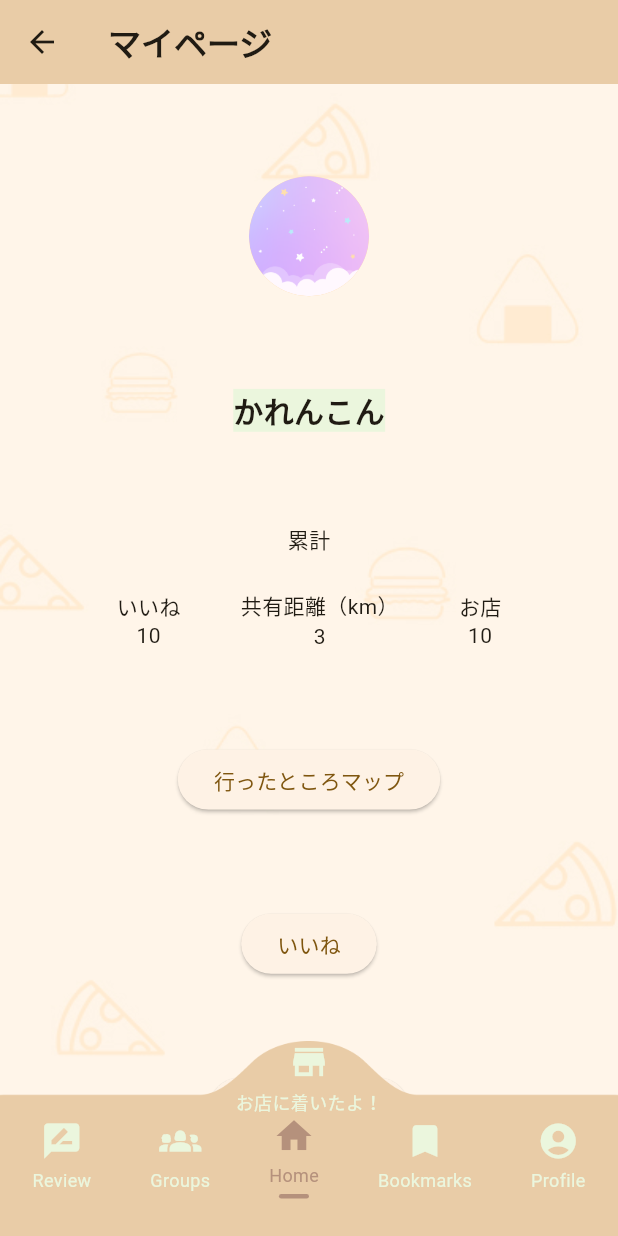
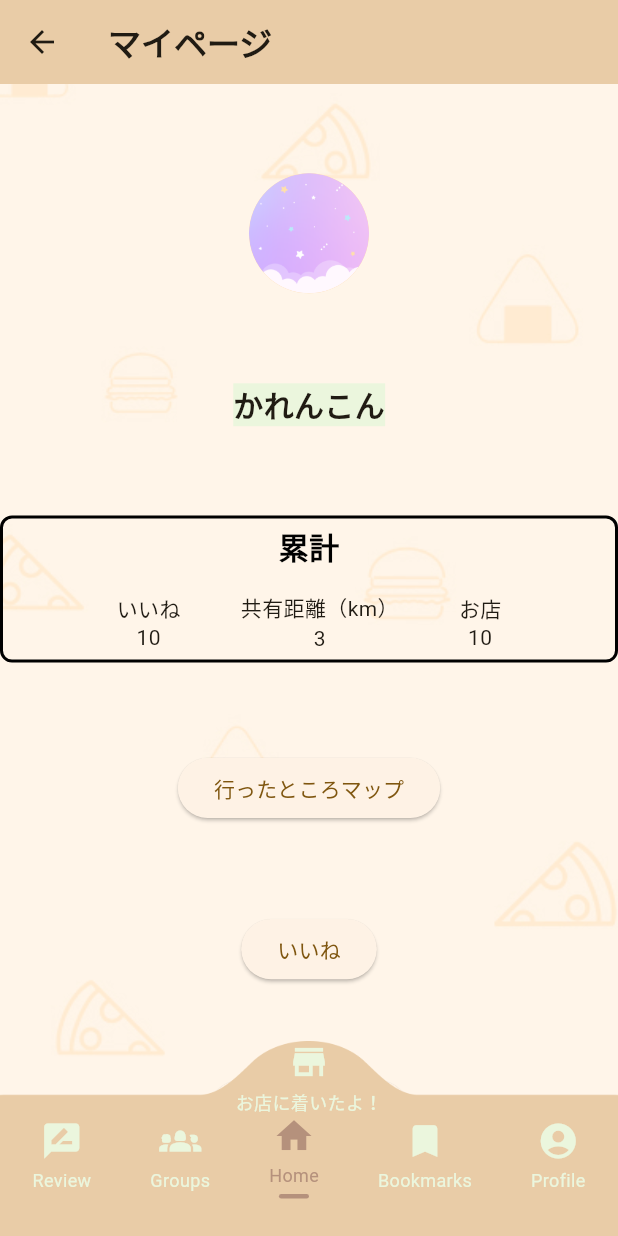
Before and after one commit to Doremifa-donuts/foodshuffle, a Flutter app: the MyPage screen opened directly, on a phone screen of 412 x 824 dp. Run offline on Flutter 3.47's test engine with Material 3 defaults, Android fonts, the phone set to English and light mode, and no system bars; our stand-ins replace appinio_swiper, flutter_riverpod, freezed_annotation; Roboto replaces fonts that are missing (uzura).

Commit message:
update 累計　枠　未

```diff
--- a/lib/screens/my_page.dart
+++ b/lib/screens/my_page.dart
@@ -104,10 +104,27 @@ class MyPage extends ConsumerWidget {
                       ),
                     ),
 
-                    // 累計情報
-                    Column(children: [
-                      const Text('累計'),
-                      const SizedBox(height: 24),
+                    Container(
+                      padding: const EdgeInsets.all(4), // 全体の内側余白
+                      decoration: BoxDecoration(
+                        border: Border.all(
+                            color: Colors.black, width: 2), // 外枠のボーダー
+                        borderRadius: BorderRadius.circular(8), // 角丸
+                      ),
+                      child: Stack(
+                        alignment: Alignment.center, // 中央揃え
+                        children: [
+                          Column(
+                            children: [
+                              const Text(
+                                '累計',
+                                style: TextStyle(
+                                  fontSize: 20,
+                                  fontWeight: FontWeight.bold,
+                                  color: Colors.black,
+                                ),
+                              ),
+                              const SizedBox(height: 16), // 累計を重ねた部分の余白調整
                               Row(
                                 mainAxisAlignment: MainAxisAlignment.center,
                                 children: [
@@ -133,7 +150,11 @@ class MyPage extends ConsumerWidget {
                                   ),
                                 ],
                               ),
-                    ]),
+                            ],
+                          ),
+                        ],
+                      ),
+                    ),
 
                     // サインアウトボタン
                     ElevatedButton(
```
Lines whose indentation alone changed are shown as unchanged.
